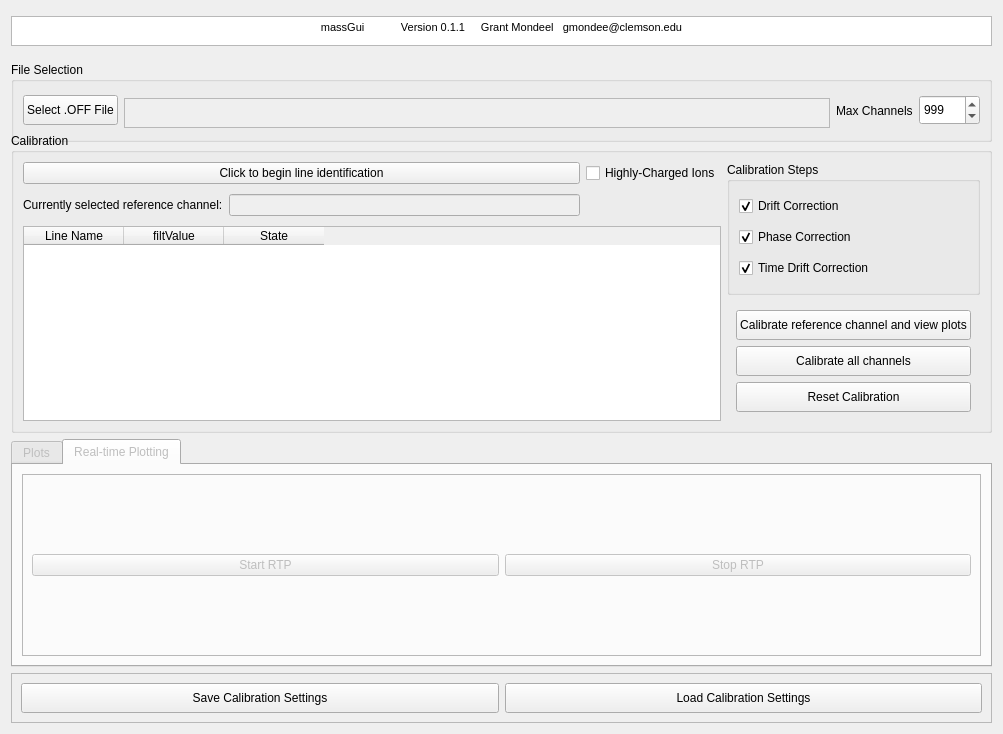
gmondee/massGui, file massGui/ui/massGuiW.ui: the form before one commit.
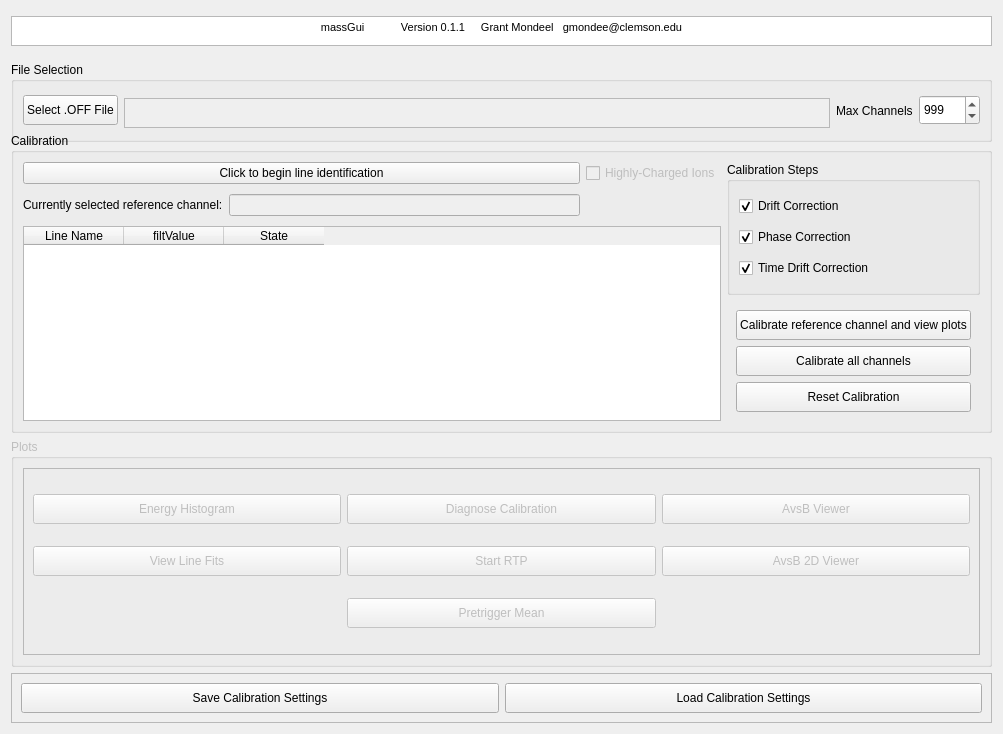
The form after the commit. The open tabs and pages were chosen to show the change.

Diff of the .ui file:
```diff
--- a/massGui/ui/massGuiW.ui
+++ b/massGui/ui/massGuiW.ui
@@ -148,6 +148,9 @@
      <layout class="QGridLayout" name="gridLayout_2">
       <item row="0" column="2">
        <widget class="QCheckBox" name="HCIonCheckbox">
+        <property name="enabled">
+         <bool>false</bool>
+        </property>
         <property name="text">
          <string>Highly-Charged Ions</string>
         </property>
@@ -305,26 +308,10 @@
     </widget>
    </item>
    <item>
-    <widget class="QTabWidget" name="tabWidget">
-     <property name="enabled">
-      <bool>false</bool>
-     </property>
-     <property name="maximumSize">
-      <size>
-       <width>16777215</width>
-       <height>300</height>
-      </size>
-     </property>
-     <property name="currentIndex">
-      <number>0</number>
-     </property>
-     <widget class="QWidget" name="plotsTab">
-      <attribute name="title">
-       <string>Plots</string>
-      </attribute>
-      <layout class="QVBoxLayout" name="verticalLayout_4">
-       <item>
         <widget class="QGroupBox" name="plotsGroup">
+     <property name="enabled">
+      <bool>false</bool>
+     </property>
          <property name="title">
           <string>Plots</string>
          </property>
@@ -390,19 +377,6 @@
                </property>
               </widget>
              </item>
-             <item row="1" column="1">
-              <widget class="QPushButton" name="ptmButton">
-               <property name="minimumSize">
-                <size>
-                 <width>0</width>
-                 <height>30</height>
-                </size>
-               </property>
-               <property name="text">
-                <string>Pretrigger Mean</string>
-               </property>
-              </widget>
-             </item>
              <item row="1" column="0">
               <widget class="QPushButton" name="linefitButton">
                <property name="minimumSize">
@@ -416,47 +390,36 @@
                </property>
               </widget>
              </item>
-            </layout>
-           </widget>
-          </item>
-         </layout>
-        </widget>
-       </item>
-      </layout>
-     </widget>
-     <widget class="QWidget" name="rtpTab">
-      <attribute name="title">
-       <string>Real-time Plotting</string>
-      </attribute>
-      <layout class="QVBoxLayout" name="verticalLayout_5">
-       <item>
-        <widget class="QFrame" name="frame_3">
-         <property name="frameShape">
-          <enum>QFrame::StyledPanel</enum>
-         </property>
-         <property name="frameShadow">
-          <enum>QFrame::Raised</enum>
-         </property>
-         <layout class="QHBoxLayout" name="horizontalLayout_6">
-          <item>
+         <item row="2" column="1">
+          <widget class="QPushButton" name="ptmButton">
+           <property name="minimumSize">
+            <size>
+             <width>0</width>
+             <height>30</height>
+            </size>
+           </property>
+           <property name="text">
+            <string>Pretrigger Mean</string>
+           </property>
+          </widget>
+         </item>
+         <item row="1" column="1">
            <widget class="QPushButton" name="startRTPButton">
+           <property name="minimumSize">
+            <size>
+             <width>0</width>
+             <height>30</height>
+            </size>
+           </property>
             <property name="text">
              <string>Start RTP</string>
             </property>
            </widget>
           </item>
-          <item>
-           <widget class="QPushButton" name="stopRTPButton">
-            <property name="text">
-             <string>Stop RTP</string>
-            </property>
-           </widget>
-          </item>
          </layout>
         </widget>
        </item>
       </layout>
-     </widget>
     </widget>
    </item>
    <item>
```
Left out of the diff: 26 changed lines with no effect on the pictures. Lines whose indentation alone changed are shown as unchanged.
